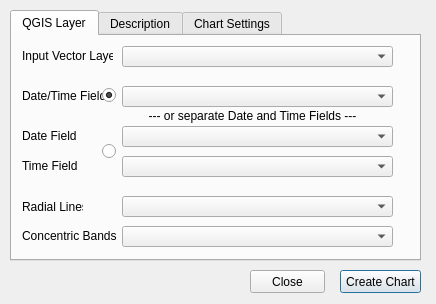
Qt form heatmapdialog.ui (NationalSecurityAgency/qgis-d3datavis-plugin) before a commit.
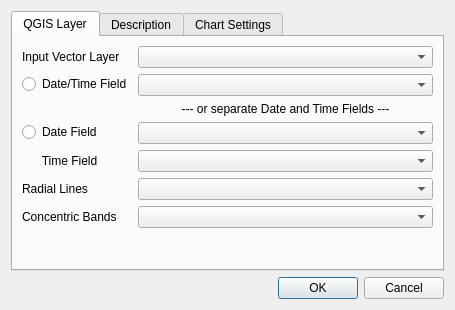
The same form after that commit. Custom widgets are drawn as their Qt base class.

Commit message: Update GUI to be more free flowing.

The edit to the form file:
```diff
--- a/heatmapdialog.ui
+++ b/heatmapdialog.ui
@@ -6,54 +6,16 @@
    <rect>
     <x>0</x>
     <y>0</y>
-    <width>436</width>
-    <height>304</height>
+    <width>455</width>
+    <height>310</height>
    </rect>
   </property>
   <property name="windowTitle">
-   <string>Circular Date/Time Heatmap</string>
+   <string>Dialog</string>
   </property>
-  <property name="modal">
-   <bool>true</bool>
-  </property>
-  <widget class="QPushButton" name="okButton">
-   <property name="geometry">
-    <rect>
-     <x>340</x>
-     <y>270</y>
-     <width>81</width>
-     <height>23</height>
-    </rect>
-   </property>
-   <property name="text">
-    <string>Create Chart</string>
-   </property>
-   <property name="default">
-    <bool>true</bool>
-   </property>
-  </widget>
-  <widget class="QPushButton" name="closeButton">
-   <property name="geometry">
-    <rect>
-     <x>250</x>
-     <y>270</y>
-     <width>75</width>
-     <height>23</height>
-    </rect>
-   </property>
-   <property name="text">
-    <string>Close</string>
-   </property>
-  </widget>
+  <layout class="QVBoxLayout" name="verticalLayout">
+   <item>
   <widget class="QTabWidget" name="tabWidget">
-   <property name="geometry">
-    <rect>
-     <x>10</x>
-     <y>10</y>
-     <width>411</width>
-     <height>251</height>
-    </rect>
-   </property>
    <property name="currentIndex">
     <number>0</number>
    </property>
@@ -61,123 +23,34 @@
     <attribute name="title">
      <string>QGIS Layer</string>
     </attribute>
+      <layout class="QVBoxLayout" name="verticalLayout_2">
+       <item>
+        <layout class="QFormLayout" name="formLayout">
+         <property name="fieldGrowthPolicy">
+          <enum>QFormLayout::AllNonFixedFieldsGrow</enum>
+         </property>
+         <item row="0" column="0">
     <widget class="QLabel" name="label">
-     <property name="geometry">
-      <rect>
-       <x>10</x>
-       <y>12</y>
-       <width>91</width>
-       <height>16</height>
-      </rect>
-     </property>
-     <property name="font">
-      <font>
-       <weight>50</weight>
-       <bold>false</bold>
-      </font>
-     </property>
      <property name="text">
       <string>Input Vector Layer</string>
      </property>
     </widget>
-    <widget class="QComboBox" name="layerComboBox">
-     <property name="geometry">
-      <rect>
-       <x>110</x>
-       <y>10</y>
-       <width>271</width>
-       <height>21</height>
-      </rect>
-     </property>
-    </widget>
-    <widget class="QLabel" name="label_2">
-     <property name="geometry">
-      <rect>
-       <x>10</x>
-       <y>52</y>
-       <width>111</width>
-       <height>16</height>
-      </rect>
-     </property>
+         </item>
+         <item row="0" column="1">
+          <widget class="QComboBox" name="layerComboBox"/>
+         </item>
+         <item row="1" column="0">
+          <widget class="QRadioButton" name="dtRadioButton">
      <property name="text">
       <string>Date/Time Field</string>
      </property>
     </widget>
-    <widget class="QComboBox" name="dtComboBox">
-     <property name="geometry">
-      <rect>
-       <x>110</x>
-       <y>50</y>
-       <width>271</width>
-       <height>21</height>
-      </rect>
-     </property>
-    </widget>
-    <widget class="QLabel" name="label_3">
-     <property name="geometry">
-      <rect>
-       <x>10</x>
-       <y>163</y>
-       <width>61</width>
-       <height>16</height>
-      </rect>
-     </property>
-     <property name="text">
-      <string>Radial Lines</string>
-     </property>
-    </widget>
-    <widget class="QComboBox" name="radialComboBox">
-     <property name="geometry">
-      <rect>
-       <x>110</x>
-       <y>160</y>
-       <width>271</width>
-       <height>21</height>
-      </rect>
-     </property>
-    </widget>
-    <widget class="QComboBox" name="circleComboBox">
-     <property name="geometry">
-      <rect>
-       <x>110</x>
-       <y>190</y>
-       <width>271</width>
-       <height>21</height>
-      </rect>
-     </property>
-    </widget>
-    <widget class="QLabel" name="label_4">
-     <property name="geometry">
-      <rect>
-       <x>10</x>
-       <y>192</y>
-       <width>101</width>
-       <height>16</height>
-      </rect>
-     </property>
-     <property name="text">
-      <string>Concentric Bands</string>
-     </property>
-    </widget>
-    <widget class="QComboBox" name="dateComboBox">
-     <property name="geometry">
-      <rect>
-       <x>110</x>
-       <y>90</y>
-       <width>271</width>
-       <height>21</height>
-      </rect>
-     </property>
-    </widget>
-    <widget class="QLabel" name="label_8">
-     <property name="geometry">
-      <rect>
-       <x>105</x>
-       <y>70</y>
-       <width>271</width>
-       <height>20</height>
-      </rect>
-     </property>
+         </item>
+         <item row="1" column="1">
+          <widget class="QComboBox" name="dtComboBox"/>
+         </item>
+         <item row="2" column="1">
+          <widget class="QLabel" name="label_2">
      <property name="text">
       <string>--- or separate Date and Time Fields ---</string>
      </property>
@@ -185,88 +58,60 @@
       <set>Qt::AlignCenter</set>
      </property>
     </widget>
-    <widget class="QLabel" name="label_9">
-     <property name="geometry">
-      <rect>
-       <x>10</x>
-       <y>92</y>
-       <width>71</width>
-       <height>16</height>
-      </rect>
-     </property>
-     <property name="text">
-      <string>Date Field</string>
-     </property>
-    </widget>
-    <widget class="QLabel" name="label_10">
-     <property name="geometry">
-      <rect>
-       <x>10</x>
-       <y>122</y>
-       <width>61</width>
-       <height>16</height>
-      </rect>
-     </property>
-     <property name="text">
-      <string>Time Field</string>
-     </property>
-    </widget>
-    <widget class="QComboBox" name="timeComboBox">
-     <property name="geometry">
-      <rect>
-       <x>110</x>
-       <y>120</y>
-       <width>271</width>
-       <height>21</height>
-      </rect>
-     </property>
-    </widget>
-    <widget class="QRadioButton" name="dtRadioButton">
-     <property name="geometry">
-      <rect>
-       <x>90</x>
-       <y>51</y>
-       <width>16</width>
-       <height>17</height>
-      </rect>
-     </property>
-     <property name="text">
-      <string/>
-     </property>
-     <property name="checked">
-      <bool>true</bool>
-     </property>
-    </widget>
+         </item>
+         <item row="3" column="1">
+          <widget class="QComboBox" name="dateComboBox"/>
+         </item>
+         <item row="4" column="1">
+          <widget class="QComboBox" name="timeComboBox"/>
+         </item>
+         <item row="5" column="1">
+          <widget class="QComboBox" name="radialComboBox"/>
+         </item>
+         <item row="6" column="1">
+          <widget class="QComboBox" name="circleComboBox"/>
+         </item>
+         <item row="3" column="0">
     <widget class="QRadioButton" name="notdtRadioButton">
-     <property name="geometry">
-      <rect>
-       <x>90</x>
-       <y>107</y>
-       <width>16</width>
-       <height>17</height>
-      </rect>
-     </property>
+           <property name="text">
+            <string>Date Field</string>
+           </property>
+          </widget>
+         </item>
+         <item row="4" column="0">
+          <widget class="QLabel" name="label_3">
      <property name="text">
-      <string/>
-     </property>
-    </widget>
+            <string>      Time Field</string>
+           </property>
+          </widget>
+         </item>
+         <item row="5" column="0">
+          <widget class="QLabel" name="label_4">
+           <property name="text">
+            <string>Radial Lines</string>
+           </property>
+          </widget>
+         </item>
+         <item row="6" column="0">
+          <widget class="QLabel" name="label_5">
+           <property name="text">
+            <string>Concentric Bands</string>
+           </property>
+          </widget>
+         </item>
+        </layout>
+       </item>
+      </layout>
    </widget>
    <widget class="QWidget" name="description">
     <attribute name="title">
      <string>Description</string>
     </attribute>
-    <widget class="QLabel" name="label_5">
-     <property name="geometry">
-      <rect>
-       <x>10</x>
-       <y>10</y>
-       <width>71</width>
-       <height>16</height>
-      </rect>
-     </property>
+      <layout class="QVBoxLayout" name="verticalLayout_3">
+       <item>
+        <widget class="QLabel" name="label_6">
      <property name="font">
       <font>
-       <pointsize>8</pointsize>
        <weight>75</weight>
        <bold>true</bold>
       </font>
@@ -275,82 +120,64 @@
       <string>Chart Title</string>
      </property>
     </widget>
-    <widget class="QLineEdit" name="titleEdit">
-     <property name="geometry">
-      <rect>
-       <x>10</x>
-       <y>30</y>
-       <width>381</width>
-       <height>31</height>
-      </rect>
-     </property>
-    </widget>
+       </item>
+       <item>
+        <widget class="QLineEdit" name="titleEdit"/>
+       </item>
+       <item>
+        <spacer name="verticalSpacer">
+         <property name="orientation">
+          <enum>Qt::Vertical</enum>
+         </property>
+         <property name="sizeHint" stdset="0">
+          <size>
+           <width>20</width>
+           <height>40</height>
+          </size>
+         </property>
+        </spacer>
+       </item>
+      </layout>
    </widget>
    <widget class="QWidget" name="settings">
     <attribute name="title">
      <string>Chart Settings</string>
     </attribute>
-    <widget class="QLabel" name="label_6">
-     <property name="geometry">
-      <rect>
-       <x>10</x>
-       <y>10</y>
-       <width>71</width>
-       <height>16</height>
-      </rect>
-     </property>
+      <layout class="QVBoxLayout" name="verticalLayout_4">
+       <item>
+        <layout class="QFormLayout" name="formLayout_2">
+         <item row="0" column="0">
+          <widget class="QLabel" name="label_7">
      <property name="text">
       <string>Inner radius</string>
      </property>
     </widget>
+         </item>
+         <item row="0" column="1">
     <widget class="QLineEdit" name="innerRadiusEdit">
-     <property name="geometry">
-      <rect>
-       <x>90</x>
-       <y>10</y>
-       <width>291</width>
-       <height>21</height>
-      </rect>
-     </property>
      <property name="text">
       <string>25</string>
      </property>
     </widget>
-    <widget class="QLabel" name="label_7">
-     <property name="geometry">
-      <rect>
-       <x>10</x>
-       <y>40</y>
-       <width>61</width>
-       <height>16</height>
-      </rect>
-     </property>
+         </item>
+         <item row="1" column="0">
+          <widget class="QLabel" name="label_8">
      <property name="text">
       <string>Band height</string>
      </property>
     </widget>
+         </item>
+         <item row="1" column="1">
     <widget class="QLineEdit" name="bandHeightEdit">
-     <property name="geometry">
-      <rect>
-       <x>90</x>
-       <y>40</y>
-       <width>291</width>
-       <height>20</height>
-      </rect>
-     </property>
      <property name="text">
       <string>16</string>
      </property>
     </widget>
+         </item>
+        </layout>
+       </item>
+       <item>
     <widget class="QCheckBox" name="radialLabelCheckBox">
-     <property name="geometry">
-      <rect>
-       <x>10</x>
-       <y>70</y>
-       <width>191</width>
-       <height>17</height>
-      </rect>
-     </property>
      <property name="text">
       <string>Show radial labels</string>
      </property>
@@ -358,15 +185,9 @@
       <bool>true</bool>
      </property>
     </widget>
+       </item>
+       <item>
     <widget class="QCheckBox" name="bandLabelCheckBox">
-     <property name="geometry">
-      <rect>
-       <x>10</x>
-       <y>90</y>
-       <width>111</width>
-       <height>17</height>
-      </rect>
-     </property>
      <property name="text">
       <string>Show band labels</string>
      </property>
@@ -374,15 +195,9 @@
       <bool>true</bool>
      </property>
     </widget>
+       </item>
+       <item>
     <widget class="QCheckBox" name="showValuesCheckBox">
-     <property name="geometry">
-      <rect>
-       <x>10</x>
-       <y>110</y>
-       <width>201</width>
-       <height>17</height>
-      </rect>
-     </property>
      <property name="text">
       <string>Show mouse over histogram values</string>
      </property>
@@ -390,90 +205,68 @@
       <bool>true</bool>
      </property>
     </widget>
+       </item>
+       <item>
+        <widget class="QLabel" name="label_9">
+         <property name="text">
+          <string>Mouse over prefix label:</string>
+         </property>
+        </widget>
+       </item>
+       <item>
     <widget class="QLineEdit" name="dataValueLabelEdit">
-     <property name="geometry">
-      <rect>
-       <x>20</x>
-       <y>150</y>
-       <width>361</width>
-       <height>20</height>
-      </rect>
-     </property>
      <property name="text">
       <string>Histogram count:</string>
      </property>
     </widget>
-    <widget class="QLabel" name="label_11">
-     <property name="geometry">
-      <rect>
-       <x>20</x>
-       <y>130</y>
-       <width>141</width>
-       <height>16</height>
-      </rect>
-     </property>
-     <property name="text">
-      <string>Mouse over prefix label:</string>
-     </property>
-    </widget>
-    <widget class="QgsColorButtonV2" name="startColor">
-     <property name="geometry">
-      <rect>
-       <x>70</x>
-       <y>180</y>
-       <width>91</width>
-       <height>27</height>
-      </rect>
-     </property>
-     <property name="color">
-      <color>
-       <red>255</red>
-       <green>255</green>
-       <blue>255</blue>
-      </color>
-     </property>
-     <property name="defaultColor">
-      <color>
-       <red>255</red>
-       <green>255</green>
-       <blue>255</blue>
-      </color>
-     </property>
-    </widget>
-    <widget class="QLabel" name="label_12">
-     <property name="geometry">
-      <rect>
-       <x>10</x>
-       <y>184</y>
-       <width>51</width>
-       <height>16</height>
-      </rect>
-     </property>
+       </item>
+       <item>
+        <layout class="QHBoxLayout" name="horizontalLayout">
+         <item>
+          <widget class="QLabel" name="label_10">
      <property name="text">
       <string>Start Color</string>
      </property>
     </widget>
-    <widget class="QLabel" name="label_13">
-     <property name="geometry">
-      <rect>
-       <x>180</x>
-       <y>184</y>
-       <width>51</width>
-       <height>16</height>
-      </rect>
-     </property>
+         </item>
+         <item>
+          <widget class="QgsColorButtonV2" name="startColor">
+           <property name="minimumSize">
+            <size>
+             <width>24</width>
+             <height>24</height>
+            </size>
+           </property>
+           <property name="color">
+            <color>
+             <red>255</red>
+             <green>255</green>
+             <blue>255</blue>
+            </color>
+           </property>
+           <property name="defaultColor">
+            <color>
+             <red>255</red>
+             <green>255</green>
+             <blue>255</blue>
+            </color>
+           </property>
+          </widget>
+         </item>
+         <item>
+          <widget class="QLabel" name="label_11">
      <property name="text">
       <string>End Color</string>
      </property>
     </widget>
+         </item>
+         <item>
     <widget class="QgsColorButtonV2" name="endColor">
-     <property name="geometry">
-      <rect>
-       <x>230</x>
-       <y>180</y>
-       <width>91</width>
-       <height>27</height>
-      </rect>
+           <property name="minimumSize">
+            <size>
+             <width>24</width>
+             <height>24</height>
+            </size>
      </property>
      <property name="color">
       <color>
@@ -490,8 +283,50 @@
       </color>
      </property>
     </widget>
-   </widget>
-  </widget>
+         </item>
+         <item>
+          <spacer name="horizontalSpacer">
+           <property name="orientation">
+            <enum>Qt::Horizontal</enum>
+           </property>
+           <property name="sizeHint" stdset="0">
+            <size>
+             <width>40</width>
+             <height>20</height>
+            </size>
+           </property>
+          </spacer>
+         </item>
+        </layout>
+       </item>
+       <item>
+        <spacer name="verticalSpacer_2">
+         <property name="orientation">
+          <enum>Qt::Vertical</enum>
+         </property>
+         <property name="sizeHint" stdset="0">
+          <size>
+           <width>20</width>
+           <height>40</height>
+          </size>
+         </property>
+        </spacer>
+       </item>
+      </layout>
+     </widget>
+    </widget>
+   </item>
+   <item>
+    <widget class="QDialogButtonBox" name="buttonBox">
+     <property name="orientation">
+      <enum>Qt::Horizontal</enum>
+     </property>
+     <property name="standardButtons">
+      <set>QDialogButtonBox::Cancel|QDialogButtonBox::Ok</set>
+     </property>
+    </widget>
+   </item>
+  </layout>
  </widget>
  <customwidgets>
   <customwidget>
```
Left out of the diff: 35 changed lines with no effect on the pictures. Lines whose indentation alone changed are shown as unchanged. The commit also changes 1 other file.
